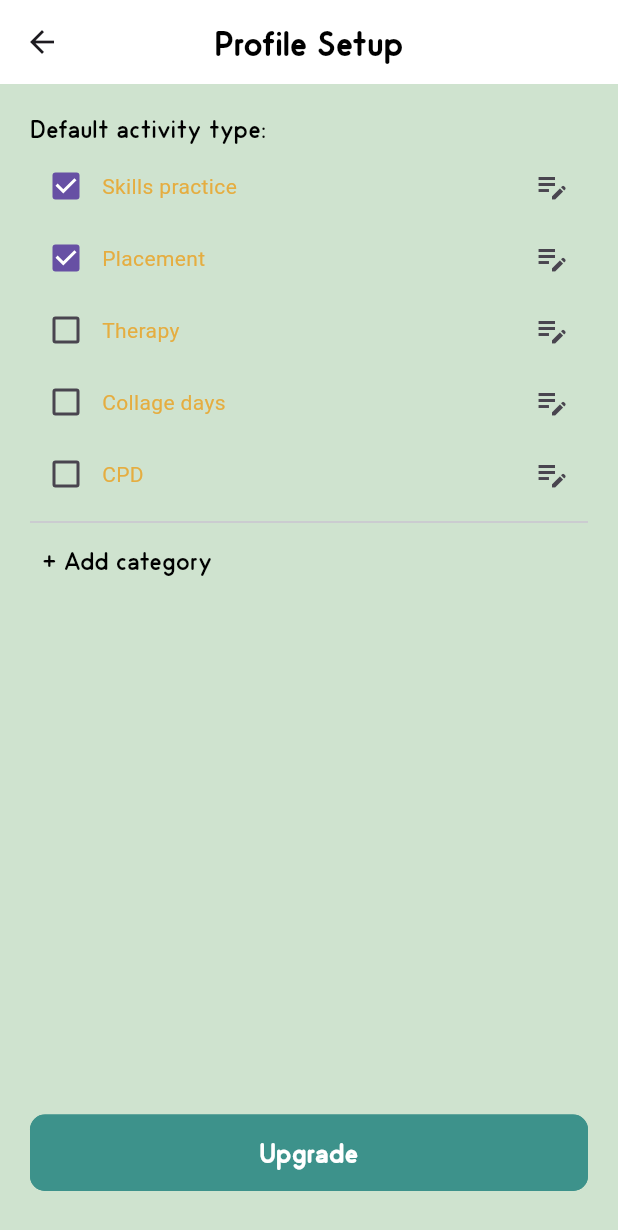
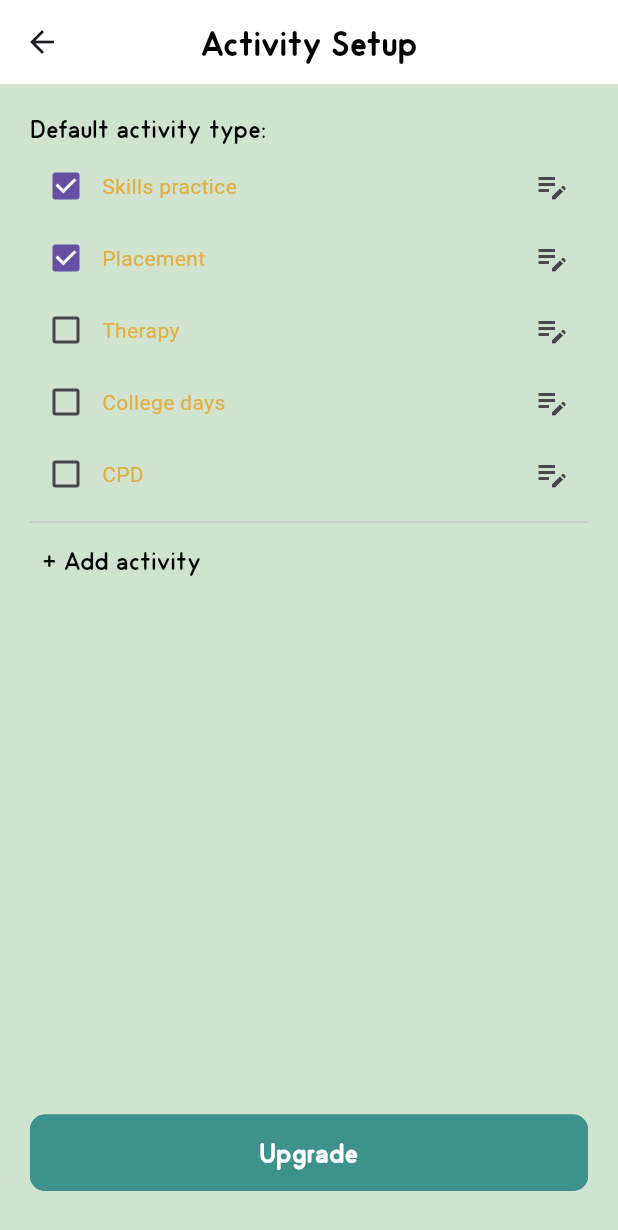
Before and after one commit to jkmonkey515/DailyTimeLog, a Flutter app: the ProfileView screen opened by its route, on a phone screen of 412 x 824 dp. Shown: the top 1230 px of the screen. Run offline on Flutter 3.47's test engine with Material 3 defaults, Android fonts, the phone set to English and light mode, and no system bars; our stand-ins replace csv, flutter_datetime_picker_plus, fluttertoast, get, get_storage, in_app_purchase and 4 more; missing offline and left inert: dart:ffi, in_app_purchase_android, in_app_purchase_storekit, syncfusion_flutter_pdf; accounts and stored records are empty.

Commit message:
bug fixes

```diff
--- a/lib/2_view/6_profile/profile_view.dart
+++ b/lib/2_view/6_profile/profile_view.dart
@@ -16,7 +16,7 @@ class ProfileView extends GetView<ProfileController> {
       backgroundColor: colorBackground,
       appBar: AppBar(
         title: Text(
-          'Profile Setup',
+          'Activity Setup',
           textAlign: TextAlign.center,
           style: textStyleNavigationTitle(),
         ),
@@ -59,7 +59,7 @@ class ProfileView extends GetView<ProfileController> {
               child: Padding(
                 padding: const EdgeInsets.all(8.0),
                 child: Text(
-                  '+ Add category',
+                  '+ Add activity',
                   style: textStyleDefault(),
                 ),
               ),
--- a/lib/2_view/7_settings/settings_view.dart
+++ b/lib/2_view/7_settings/settings_view.dart
@@ -33,13 +33,13 @@ class SettingsView extends GetView<SettingsController> {
           crossAxisAlignment: CrossAxisAlignment.start,
           children: [
             const VSpaceWith(height: 20),
-            menuItem('Profile'),
+            menuItem('Activities'),
 
             const VSpaceWith(height: 20),
             menuItem('Export Data'),
 
-            const VSpaceWith(height: 20),
-            menuItem('Change Password'),
+            // const VSpaceWith(height: 20),
+            // menuItem('Change Password'),
             const VSpaceWith(height: 30),
 
             const Spacer(),
--- a/lib/3_controller/1_splash/splash_controller.dart
+++ b/lib/3_controller/1_splash/splash_controller.dart
@@ -17,7 +17,8 @@ class SplashController extends GetxController {
   }
 
   gotoNextView() {
-    Get.offNamed(RouteName.onboardingView);
+   // Get.offNamed(RouteName.onboardingView);
+    Get.offNamed(RouteName.maintabView);
   }
 
   void initData() async{
@@ -55,7 +56,7 @@ class SplashController extends GetxController {
 
       CategoryModel categoryModel = CategoryModel(
           category_id: -1,
-          category_name: "Collage days",
+          category_name: "College days",
           category_color: generateRandomHexColor(),
           is_default:0,
           is_active: 0,
--- a/lib/3_controller/6_profile/profile_controller.dart
+++ b/lib/3_controller/6_profile/profile_controller.dart
@@ -119,8 +119,8 @@ class ProfileController extends GetxController {
       Constants.showToastMessage("You can not add more than 8 activity types");
       return;
     }
-    String title = "Add new Category";
-    if(categoryModel!= null) title = "Edit Category";
+    String title = "Add new activity";
+    if(categoryModel!= null) title = "Edit activity";
     showDialog(
         context: Get.context!,
         builder: (context) {
--- a/lib/3_controller/7_settings/settings_controller.dart
+++ b/lib/3_controller/7_settings/settings_controller.dart
@@ -51,7 +51,7 @@ class SettingsController extends GetxController {
       Get.toNamed(RouteName.changePasswordView);
     }
 
-    if(menuTitle.contains('Profile')) {
+    if(menuTitle.contains('Activities')) {
       Get.toNamed(RouteName.profileView);
     }
   }
--- a/pubspec.yaml
+++ b/pubspec.yaml
@@ -16,7 +16,7 @@ publish_to: 'none' # Remove this line if you wish to publish to pub.dev
 # https://developer.apple.com/library/archive/documentation/General/Reference/InfoPlistKeyReference/Articles/CoreFoundationKeys.html
 # In Windows, build-name is used as the major, minor, and patch parts
 # of the product and file versions while build-number is used as the build suffix.
-version: 1.0.0+3
+version: 1.0.0+4
 
 environment:
   sdk: ^3.5.4
```
Also changed, not shown: lib/2_view/5_statistics/statistics_view.dart (+20 -0 lines), lib/2_view/7_settings/profeatures_view.dart (+25 -25 lines), lib/3_controller/5_statistics/statistics_controller.dart (+28 -108 lines), 2 other files.
